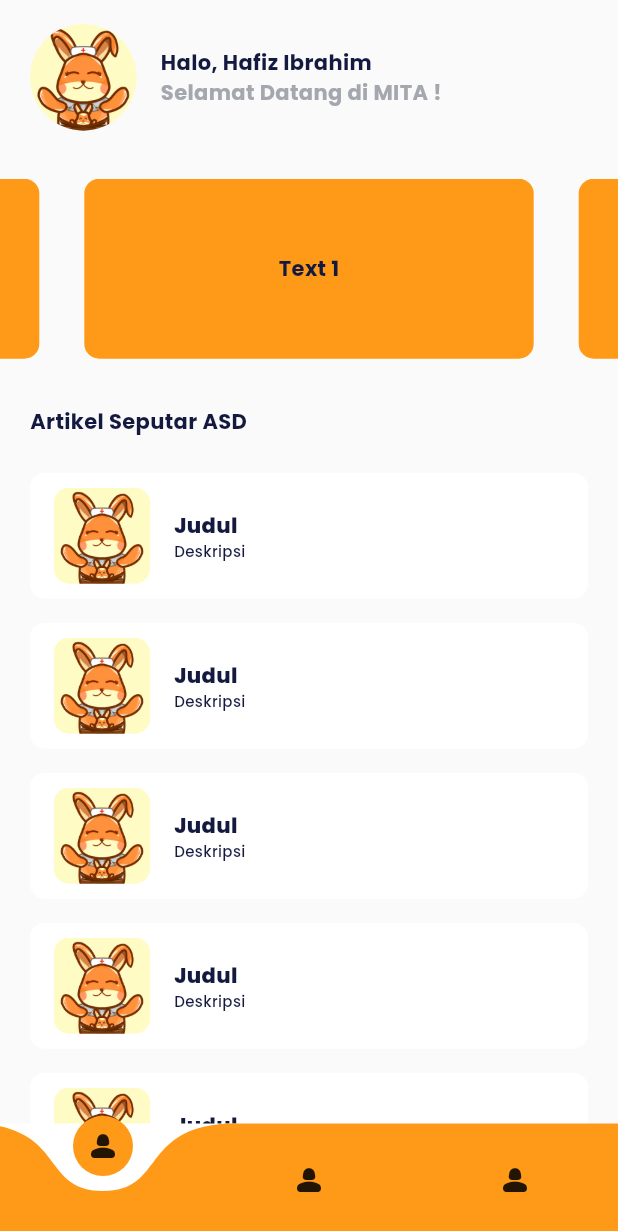
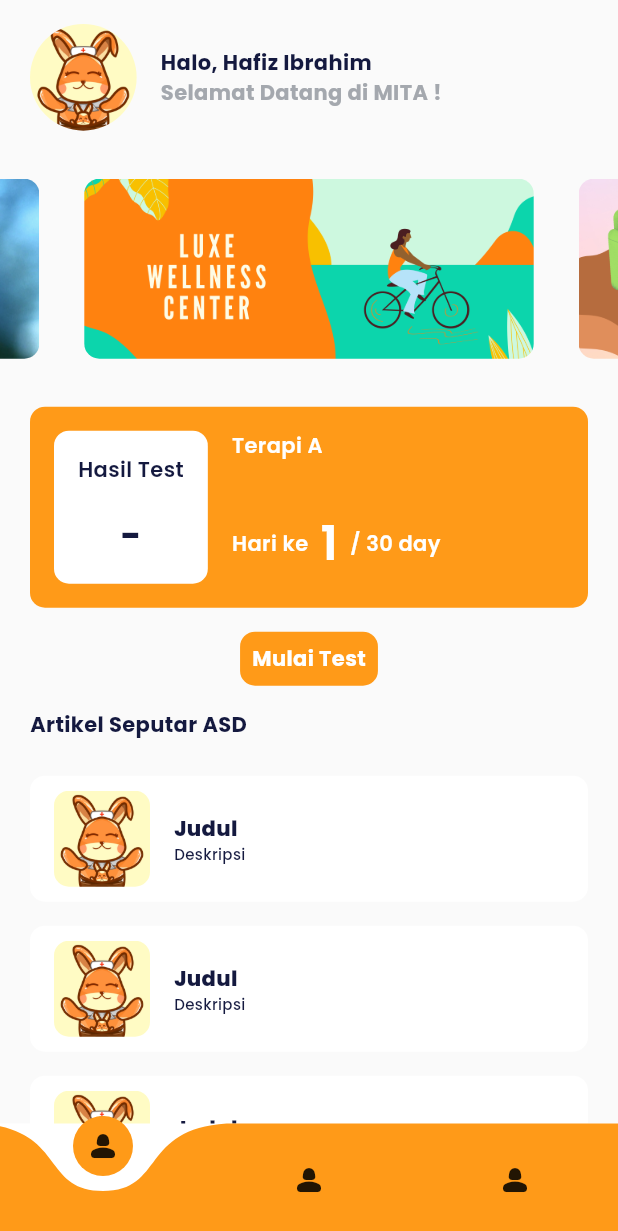
Before and after one commit to hafizzibrahim/MITA-App, a Flutter app: the screen it shows after launch, on a phone screen of 412 x 824 dp. Shown: the top 1231 px of the screen. Run offline on Flutter 3.47's test engine with Material 3 defaults, Android fonts, the phone set to English and light mode, and no system bars; drawn by our look-alikes of carousel_slider, curved_navigation_bar; our stand-ins replace google_fonts.

Commit message:
update home_page.dart

```diff
--- a/lib/pages/home_page.dart
+++ b/lib/pages/home_page.dart
@@ -14,29 +14,63 @@ class HomePage extends StatelessWidget {
               children: [
                 ClipRRect(
                   borderRadius: BorderRadius.circular(50),
-                  child: Image.asset('assets/icons/ic_logo.png', scale: 18,),
+                  child: Image.asset(
+                    'assets/icons/ic_logo.png',
+                    scale: 18,
                   ),
-                SizedBox(width: 16,),
+                ),
+                SizedBox(
+                  width: 16,
+                ),
                 Column(
                   crossAxisAlignment: CrossAxisAlignment.start,
                   children: [
-                    Text('Halo, Hafiz Ibrahim', style: blackTextStyle.copyWith(fontSize: 14, fontWeight: bold),),
-                    Text('Selamat Datang di MITA !', style: greyTextStyle.copyWith(fontSize: 14, fontWeight: bold),),
+                    Text(
+                      'Halo, Hafiz Ibrahim',
+                      style: blackTextStyle.copyWith(
+                          fontSize: 14, fontWeight: bold),
+                    ),
+                    Text(
+                      'Selamat Datang di MITA !',
+                      style: greyTextStyle.copyWith(
+                          fontSize: 14, fontWeight: bold),
+                    ),
                   ],
                 ),
               ],
             ),
           ),
-          const SizedBox(height: 16,),
+          const SizedBox(
+            height: 16,
+          ),
           infoCarousel(context),
-          const SizedBox(height: 16,),
+          const SizedBox(
+            height: 16,
+          ),
           Padding(
             padding: const EdgeInsets.symmetric(horizontal: 20, vertical: 16),
             child: Column(
               crossAxisAlignment: CrossAxisAlignment.start,
               children: [
-                Text('Artikel Seputar ASD', style: blackTextStyle.copyWith(fontSize: 14, fontWeight: bold),),
-                const SizedBox(height: 16,),
+                containerTest(context),
+                SizedBox(
+                  height: 16,
+                ),
+                Align(
+                  alignment: Alignment.center,
+                    child: buttonTest()
+                ),
+                SizedBox(
+                  height: 16,
+                ),
+                Text(
+                  'Artikel Seputar ASD',
+                  style:
+                      blackTextStyle.copyWith(fontSize: 14, fontWeight: bold),
+                ),
+                const SizedBox(
+                  height: 16,
+                ),
                 infoContainer(context),
                 infoContainer(context),
                 infoContainer(context),
@@ -54,25 +88,34 @@ class HomePage extends StatelessWidget {
   Widget infoCarousel(BuildContext context) {
     return Container(
       child: CarouselSlider(
-          items: [1, 2, 3, 4, 5].map((i){
+        items: [
+          "assets/images/img_banner1.png",
+          "assets/images/img_banner2.png",
+          "assets/images/img_banner3.png",
+        ].map((String imagePath) {
           return Container(
             width: MediaQuery.of(context).size.width,
             margin: EdgeInsets.symmetric(horizontal: 15),
             decoration: BoxDecoration(
-                color: orangeColor,
               borderRadius: BorderRadius.circular(10),
             ),
-              child: Center(child: Text("Text $i", style: blackTextStyle.copyWith(fontWeight: bold, fontSize: 14),)),
+            child: ClipRRect(
+              borderRadius: BorderRadius.circular(10),
+              child: Image.asset(
+                imagePath,
+                fit: BoxFit.cover,
+              ),
+            ),
           );
         }).toList(),
         options: CarouselOptions(
           height: 120,
-
-      )),
+        ),
+      ),
     );
   }
 
-  Widget infoContainer(BuildContext context){
+  Widget infoContainer(BuildContext context) {
     return Padding(
       padding: const EdgeInsets.symmetric(vertical: 8),
       child: Container(
@@ -86,14 +129,26 @@ class HomePage extends StatelessWidget {
           children: [
             ClipRRect(
                 borderRadius: BorderRadius.circular(10),
-                child: Image.asset('assets/icons/ic_logo.png', scale: 20,)
+                child: Image.asset(
+                  'assets/icons/ic_logo.png',
+                  scale: 20,
+                )),
+            SizedBox(
+              width: 16,
             ),
-            SizedBox(width: 16,),
             Column(
               crossAxisAlignment: CrossAxisAlignment.start,
               children: [
-                Text('Judul', style: blackTextStyle.copyWith(fontWeight: extraBold, fontSize: 14),),
-                Text('Deskripsi', style: blackTextStyle.copyWith(fontWeight: medium, fontSize: 10),)
+                Text(
+                  'Judul',
+                  style: blackTextStyle.copyWith(
+                      fontWeight: extraBold, fontSize: 14),
+                ),
+                Text(
+                  'Deskripsi',
+                  style:
+                      blackTextStyle.copyWith(fontWeight: medium, fontSize: 10),
+                )
               ],
             ),
           ],
@@ -101,4 +156,97 @@ class HomePage extends StatelessWidget {
       ),
     );
   }
+
+  Widget containerTest(BuildContext context) {
+    return Container(
+      padding: EdgeInsets.all(16),
+      width: MediaQuery.of(context).size.width,
+      decoration: BoxDecoration(
+          color: orangeColor, borderRadius: BorderRadius.circular(10)),
+      child: Row(
+        crossAxisAlignment: CrossAxisAlignment.start,
+        children: [
+          Container(
+            padding: EdgeInsets.all(16),
+            decoration: BoxDecoration(
+                color: whiteColor, borderRadius: BorderRadius.circular(10)),
+            child: Column(
+              crossAxisAlignment: CrossAxisAlignment.center,
+              children: [
+                Text(
+                  'Hasil Test',
+                  style: blackTextStyle.copyWith(
+                      fontWeight: semiBold, fontSize: 14),
+                ),
+                SizedBox(
+                  height: 16,
+                ),
+                Text(
+                  '-',
+                  style:
+                      blackTextStyle.copyWith(fontSize: 24, fontWeight: bold),
+                )
+              ],
+            ),
+          ),
+          SizedBox(
+            width: 16,
+          ),
+          Column(
+            crossAxisAlignment: CrossAxisAlignment.start,
+            children: [
+              Text(
+                'Terapi A',
+                style:
+                    whiteTextStyle.copyWith(fontWeight: semiBold, fontSize: 14),
+              ),
+              SizedBox(
+                height: 32,
+              ),
+              Row(
+                mainAxisAlignment: MainAxisAlignment.start,
+                children: [
+                  Text(
+                    'Hari ke',
+                    style: whiteTextStyle.copyWith(
+                        fontWeight: semiBold, fontSize: 14),
+                  ),
+                  SizedBox(
+                    width: 8,
+                  ),
+                  Text(
+                    '1',
+                    style: whiteTextStyle.copyWith(
+                        fontWeight: semiBold, fontSize: 32),
+                  ),
+                  SizedBox(
+                    width: 8,
+                  ),
+                  Text(
+                    '/ 30 day',
+                    style: whiteTextStyle.copyWith(
+                        fontWeight: semiBold, fontSize: 14),
+                  ),
+                ],
+              ),
+            ],
+          )
+        ],
+      ),
+    );
   }
+
+  Widget buttonTest() {
+    return Container(
+      padding: EdgeInsets.all(8),
+      decoration: BoxDecoration(
+        color: orangeColor,
+        borderRadius: BorderRadius.circular(10),
+      ),
+      child: Text(
+        'Mulai Test',
+        style: whiteTextStyle.copyWith(fontWeight: bold, fontSize: 14),
+      ),
+    );
+  }
+}
```
Lines whose indentation alone changed are shown as unchanged.
